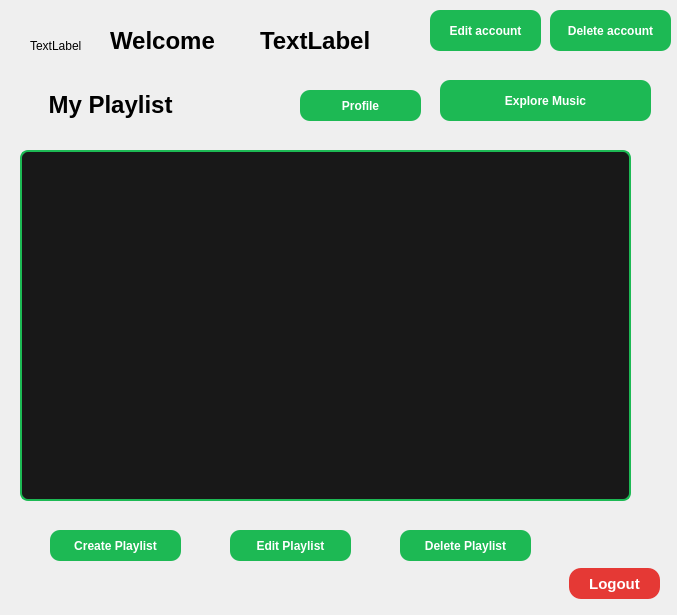
The window that listenerwindow.ui (Fatemehasadi86/spotify1) describes before a commit, drawn with Qt 5.
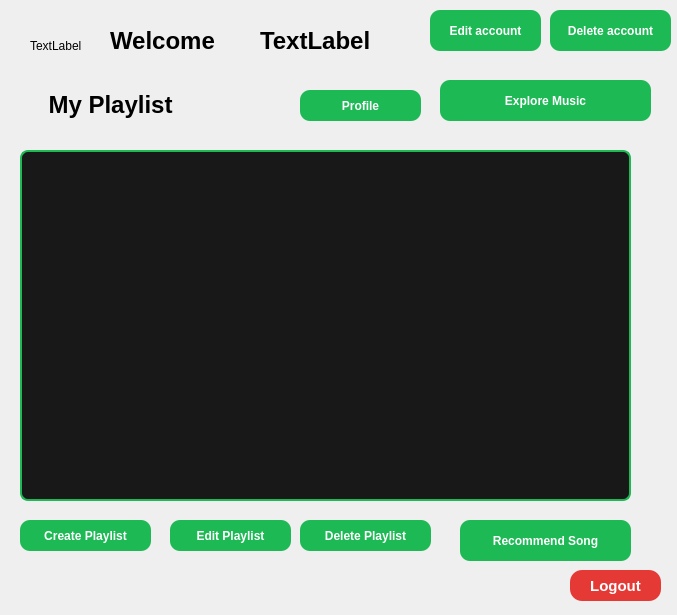
The same window after the commit.

Commit message: Add Recommend song button

What changed in the file:
```diff
--- a/listenerwindow.ui
+++ b/listenerwindow.ui
@@ -70,8 +70,8 @@
   <widget class="QPushButton" name="pushButton">
    <property name="geometry">
     <rect>
-     <x>50</x>
-     <y>530</y>
+     <x>20</x>
+     <y>520</y>
      <width>131</width>
      <height>31</height>
     </rect>
@@ -83,8 +83,8 @@
   <widget class="QPushButton" name="pushButton_2">
    <property name="geometry">
     <rect>
-     <x>230</x>
-     <y>530</y>
+     <x>170</x>
+     <y>520</y>
      <width>121</width>
      <height>31</height>
     </rect>
@@ -96,8 +96,8 @@
   <widget class="QPushButton" name="pushButton_3">
    <property name="geometry">
     <rect>
-     <x>400</x>
-     <y>530</y>
+     <x>300</x>
+     <y>520</y>
      <width>131</width>
      <height>31</height>
     </rect>
@@ -147,8 +147,8 @@
   <widget class="QPushButton" name="pushButton_5">
    <property name="geometry">
     <rect>
-     <x>569</x>
-     <y>568</y>
+     <x>570</x>
+     <y>570</y>
      <width>91</width>
      <height>31</height>
     </rect>
@@ -284,6 +284,19 @@
     <bool>true</bool>
    </property>
   </widget>
+  <widget class="QPushButton" name="pushButton_9">
+   <property name="geometry">
+    <rect>
+     <x>460</x>
+     <y>520</y>
+     <width>171</width>
+     <height>41</height>
+    </rect>
+   </property>
+   <property name="text">
+    <string>Recommend Song</string>
+   </property>
+  </widget>
  </widget>
  <resources/>
  <connections/>
```
The commit also changes 43 other files.
